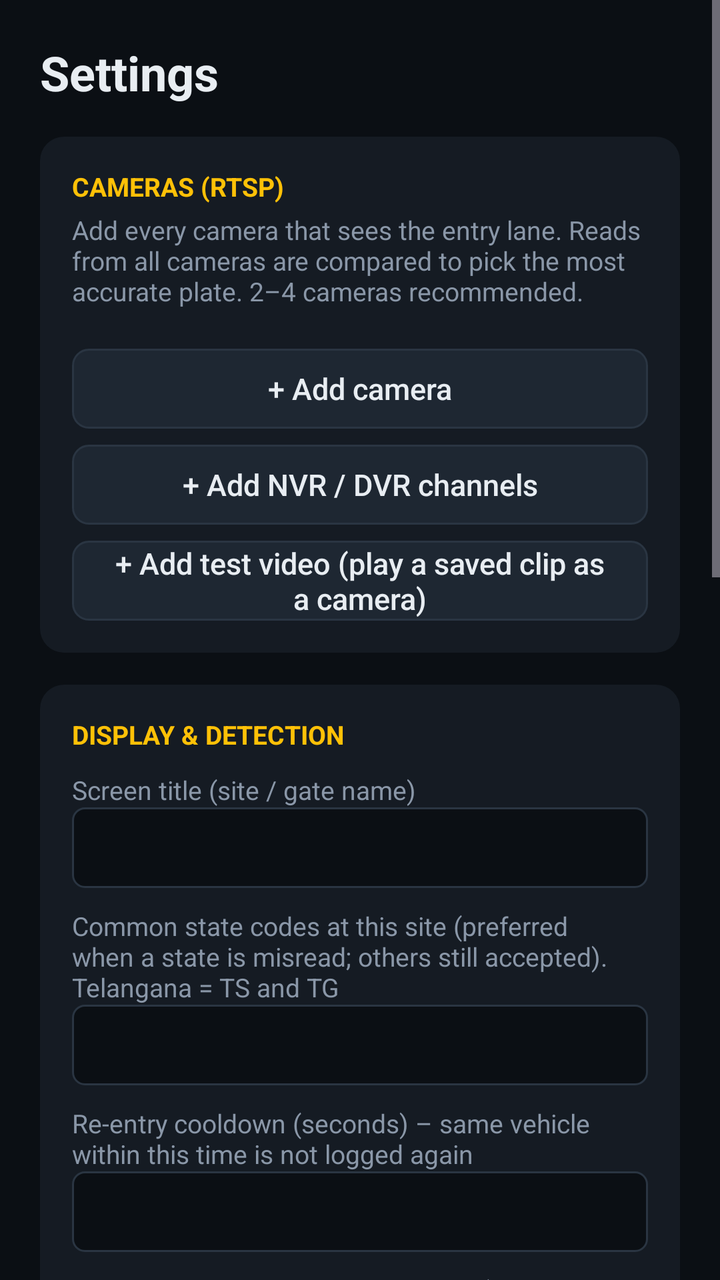
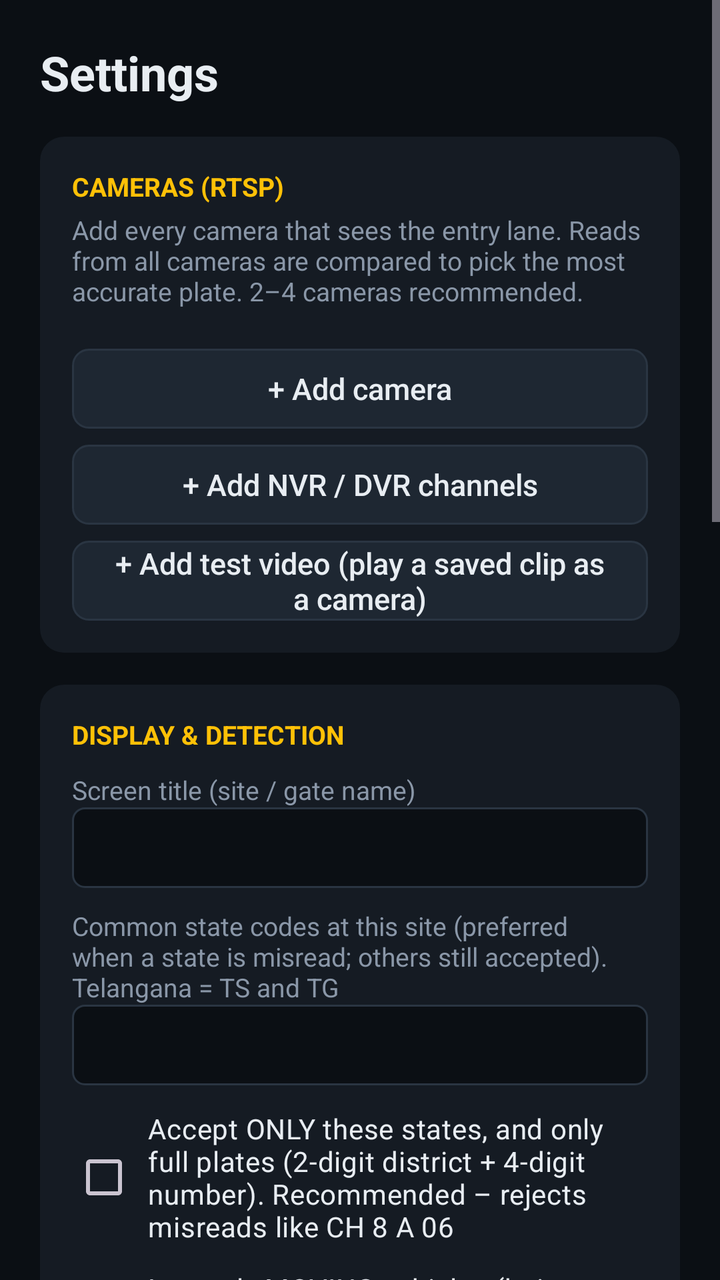

The first picture is an Android layout as it rendered before a commit; the second is the same layout after the commit. The layout source and the unified diff follow.
<!-- AndroidManifest.xml: application theme Theme.VehicleGate -->
<!-- res/layout/activity_settings.xml -->
<?xml version="1.0" encoding="utf-8"?>
<ScrollView xmlns:android="http://schemas.android.com/apk/res/android"
    android:layout_width="match_parent"
    android:layout_height="match_parent"
    android:background="@color/bg"
    android:fillViewport="true">

    <LinearLayout
        android:layout_width="match_parent"
        android:layout_height="wrap_content"
        android:orientation="vertical"
        android:padding="20dp">

        <TextView
            android:layout_width="wrap_content"
            android:layout_height="wrap_content"
            android:text="Settings"
            android:textColor="@color/text"
            android:textSize="24sp"
            android:textStyle="bold" />

        
        <LinearLayout
            android:layout_width="match_parent"
            android:layout_height="wrap_content"
            android:layout_marginTop="16dp"
            android:background="@drawable/card_bg"
            android:orientation="vertical"
            android:padding="16dp">

            <TextView
                android:layout_width="wrap_content"
                android:layout_height="wrap_content"
                android:text="CAMERAS (RTSP)"
                android:textColor="@color/accent"
                android:textSize="13sp"
                android:textStyle="bold" />

            <TextView
                android:layout_width="wrap_content"
                android:layout_height="wrap_content"
                android:layout_marginTop="4dp"
                android:text="Add every camera that sees the entry lane. Reads from all cameras are compared to pick the most accurate plate. 2–4 cameras recommended."
                android:textColor="@color/text_dim"
                android:textSize="13sp" />

            <LinearLayout
                android:id="@+id/cameraList"
                android:layout_width="match_parent"
                android:layout_height="wrap_content"
                android:layout_marginTop="10dp"
                android:orientation="vertical" />

            <LinearLayout
                android:layout_width="match_parent"
                android:layout_height="wrap_content"
                android:layout_marginTop="10dp"
                android:orientation="vertical">

                <androidx.appcompat.widget.AppCompatButton
                    android:id="@+id/addCamera"
                    style="@style/TvButton"
                    android:layout_width="match_parent"
                    android:layout_height="wrap_content"
                    android:text="+ Add camera" />

                <androidx.appcompat.widget.AppCompatButton
                    android:id="@+id/addNvr"
                    style="@style/TvButton"
                    android:layout_width="match_parent"
                    android:layout_height="wrap_content"
                    android:layout_marginTop="8dp"
                    android:text="+ Add NVR / DVR channels" />

                <androidx.appcompat.widget.AppCompatButton
                    android:id="@+id/addTestVideo"
                    style="@style/TvButton"
                    android:layout_width="match_parent"
                    android:layout_height="wrap_content"
                    android:layout_marginTop="8dp"
                    android:text="+ Add test video (play a saved clip as a camera)" />
            </LinearLayout>
        </LinearLayout>

        
        <LinearLayout
            android:layout_width="match_parent"
            android:layout_height="wrap_content"
            android:layout_marginTop="16dp"
            android:background="@drawable/card_bg"
            android:orientation="vertical"
            android:padding="16dp">

            <TextView
                android:layout_width="wrap_content"
                android:layout_height="wrap_content"
                android:text="DISPLAY &amp; DETECTION"
                android:textColor="@color/accent"
                android:textSize="13sp"
                android:textStyle="bold" />

            <TextView style="@style/FieldLabel" android:layout_width="wrap_content" android:layout_height="wrap_content" android:text="Screen title (site / gate name)" />
            <EditText android:id="@+id/siteTitle" style="@style/Field" android:layout_width="match_parent" android:layout_height="wrap_content" android:inputType="text" />

            <TextView style="@style/FieldLabel" android:layout_width="wrap_content" android:layout_height="wrap_content" android:text="Common state codes at this site (preferred when a state is misread; others still accepted). Telangana = TS and TG" />
            <EditText android:id="@+id/commonStates" style="@style/Field" android:layout_width="match_parent" android:layout_height="wrap_content" android:inputType="textCapCharacters" />

            <TextView style="@style/FieldLabel" android:layout_width="wrap_content" android:layout_height="wrap_content" android:text="Re-entry cooldown (seconds) – same vehicle within this time is not logged again" />
            <EditText android:id="@+id/cooldown" style="@style/Field" android:layout_width="match_parent" android:layout_height="wrap_content" android:inputType="number" />

            <TextView style="@style/FieldLabel" android:layout_width="wrap_content" android:layout_height="wrap_content" android:text="Minimum reads to accept a vehicle (across all cameras)" />
            <EditText android:id="@+id/minReads" style="@style/Field" android:layout_width="match_parent" android:layout_height="wrap_content" android:inputType="number" />

            <TextView style="@style/FieldLabel" android:layout_width="wrap_content" android:layout_height="wrap_content" android:text="Decision delay (ms) – wait this long after the last read before deciding" />
            <EditText android:id="@+id/settle" style="@style/Field" android:layout_width="match_parent" android:layout_height="wrap_content" android:inputType="number" />

            <TextView style="@style/FieldLabel" android:layout_width="wrap_content" android:layout_height="wrap_content" android:text="OCR interval per camera (ms) while motion is present" />
            <EditText android:id="@+id/ocrInterval" style="@style/Field" android:layout_width="match_parent" android:layout_height="wrap_content" android:inputType="number" />

            <TextView style="@style/FieldLabel" android:layout_width="wrap_content" android:layout_height="wrap_content" android:text="Minimum confidence (%)" />
            <EditText android:id="@+id/minConf" style="@style/Field" android:layout_width="match_parent" android:layout_height="wrap_content" android:inputType="number" />

            <TextView style="@style/FieldLabel" android:layout_width="wrap_content" android:layout_height="wrap_content" android:text="Keep history for (days, 0 = forever)" />
            <EditText android:id="@+id/retention" style="@style/Field" android:layout_width="match_parent" android:layout_height="wrap_content" android:inputType="number" />

            <CheckBox
                android:id="@+id/beep"
                android:layout_width="wrap_content"
                android:layout_height="wrap_content"
                android:layout_marginTop="10dp"
                android:background="@drawable/row_bg"
                android:padding="6dp"
                android:text="Beep when a new vehicle is logged"
                android:textColor="@color/text" />

            <CheckBox
                android:id="@+id/liveVideo"
                android:layout_width="wrap_content"
                android:layout_height="wrap_content"
                android:background="@drawable/row_bg"
                android:padding="6dp"
                android:text="Show live camera video on the dashboard (off = small status chips; use ▶ Preview to watch a camera)"
                android:textColor="@color/text" />
        </LinearLayout>

        <LinearLayout
            android:layout_width="match_parent"
            android:layout_height="wrap_content"
            android:layout_marginTop="8dp"
            android:orientation="vertical">

        <androidx.appcompat.widget.AppCompatButton
            android:id="@+id/save"
            style="@style/TvButton"
            android:layout_width="match_parent"
            android:layout_height="wrap_content"
            android:layout_marginTop="8dp"
            android:text="Save &amp; back" />

        <androidx.appcompat.widget.AppCompatButton
            android:id="@+id/exportSettings"
            style="@style/TvButton"
            android:layout_width="match_parent"
            android:layout_height="wrap_content"
            android:layout_marginTop="8dp"
            android:text="Backup settings" />

        <androidx.appcompat.widget.AppCompatButton
            android:id="@+id/importSettings"
            style="@style/TvButton"
            android:layout_width="match_parent"
            android:layout_height="wrap_content"
            android:layout_marginTop="8dp"
            android:text="Restore settings" />

        <androidx.appcompat.widget.AppCompatButton
            android:id="@+id/exportCsv"
            style="@style/TvButton"
            android:layout_width="match_parent"
            android:layout_height="wrap_content"
            android:layout_marginTop="8dp"
            android:text="Export history (CSV)" />

        <androidx.appcompat.widget.AppCompatButton
            android:id="@+id/clearHistory"
            style="@style/TvButton"
            android:layout_width="match_parent"
            android:layout_height="wrap_content"
            android:layout_marginTop="8dp"
            android:text="Clear history"
            android:textColor="@color/error" />
        </LinearLayout>
    </LinearLayout>
</ScrollView>
<!-- resources referenced by this layout -->
<resources>
  <color name="accent">#FFC107</color>
  <color name="bg">#0B0F14</color>
  <color name="error">#FF5252</color>
  <color name="text">#E8EDF2</color>
  <color name="text_dim">#8A97A8</color>
  <!-- drawable card_bg (drawable) -->
  <?xml version="1.0" encoding="utf-8"?>
  <shape xmlns:android="http://schemas.android.com/apk/res/android" android:shape="rectangle">
      <solid android:color="@color/surface" />
      <corners android:radius="12dp" />
  </shape>
  <!-- drawable row_bg (drawable) -->
  <?xml version="1.0" encoding="utf-8"?>
  <selector xmlns:android="http://schemas.android.com/apk/res/android">
      <item android:state_focused="true">
          <shape android:shape="rectangle">
              <solid android:color="@color/surface2" />
              <stroke android:width="2dp" android:color="@color/accent" />
              <corners android:radius="6dp" />
          </shape>
      </item>
      <item>
          <shape android:shape="rectangle">
              <solid android:color="@android:color/transparent" />
          </shape>
      </item>
  </selector>
  <style name="Field">
          <item name="android:background">@drawable/field_bg</item>
          <item name="android:textColor">@color/text</item>
          <item name="android:textColorHint">@color/text_dim</item>
          <item name="android:textSize">15sp</item>
          <item name="android:padding">10dp</item>
          <item name="android:singleLine">true</item>
      </style>
  <style name="FieldLabel">
          <item name="android:textColor">@color/text_dim</item>
          <item name="android:textSize">13sp</item>
          <item name="android:layout_marginTop">10dp</item>
      </style>
  <style name="TvButton" parent="Widget.AppCompat.Button.Borderless">
          <item name="android:background">@drawable/focus_bg</item>
          <item name="android:textColor">@color/text</item>
          <item name="android:textAllCaps">false</item>
          <item name="android:textSize">15sp</item>
          <item name="android:paddingStart">18dp</item>
          <item name="android:paddingEnd">18dp</item>
          <item name="android:minHeight">40dp</item>
          <item name="android:focusable">true</item>
      </style>
  <style name="Theme.VehicleGate" parent="Theme.Material3.Dark.NoActionBar">
          <item name="android:windowBackground">@color/bg</item>
          <item name="colorPrimary">@color/accent</item>
          <item name="colorOnPrimary">#000000</item>
          <item name="colorSecondary">@color/accent</item>
          <item name="android:statusBarColor">@color/bg</item>
          <item name="android:navigationBarColor">@color/bg</item>
      </style>
  <color name="surface">#151B23</color>
  <color name="surface2">#1E2732</color>
  <!-- drawable field_bg (drawable) -->
  <?xml version="1.0" encoding="utf-8"?>
  <selector xmlns:android="http://schemas.android.com/apk/res/android">
      <item android:state_focused="true">
          <shape android:shape="rectangle">
              <solid android:color="@color/bg" />
              <stroke android:width="2dp" android:color="@color/accent" />
              <corners android:radius="6dp" />
          </shape>
      </item>
      <item>
          <shape android:shape="rectangle">
              <solid android:color="@color/bg" />
              <stroke android:width="1dp" android:color="@color/divider" />
              <corners android:radius="6dp" />
          </shape>
      </item>
  </selector>
  <color name="divider">#2A3542</color>
  <!-- unchanged entries left out for length: 1 -->
</resources>

<!-- the commit's change to res/layout/activity_settings.xml (unified diff, before → after) -->
@@ -105,6 +105,25 @@
             <TextView style="@style/FieldLabel" android:layout_width="wrap_content" android:layout_height="wrap_content" android:text="Common state codes at this site (preferred when a state is misread; others still accepted). Telangana = TS and TG" />
             <EditText android:id="@+id/commonStates" style="@style/Field" android:layout_width="match_parent" android:layout_height="wrap_content" android:inputType="textCapCharacters" />
 
+            <CheckBox
+                android:id="@+id/strictStates"
+                android:layout_width="wrap_content"
+                android:layout_height="wrap_content"
+                android:layout_marginTop="6dp"
+                android:background="@drawable/row_bg"
+                android:padding="6dp"
+                android:text="Accept ONLY these states, and only full plates (2-digit district + 4-digit number). Recommended – rejects misreads like CH 8 A 06"
+                android:textColor="@color/text" />
+
+            <CheckBox
+                android:id="@+id/movingOnly"
+                android:layout_width="wrap_content"
+                android:layout_height="wrap_content"
+                android:background="@drawable/row_bg"
+                android:padding="6dp"
+                android:text="Log only MOVING vehicles (being ridden/driven in) – ignore parked vehicles"
+                android:textColor="@color/text" />
+
             <TextView style="@style/FieldLabel" android:layout_width="wrap_content" android:layout_height="wrap_content" android:text="Re-entry cooldown (seconds) – same vehicle within this time is not logged again" />
             <EditText android:id="@+id/cooldown" style="@style/Field" android:layout_width="match_parent" android:layout_height="wrap_content" android:inputType="number" />
 
